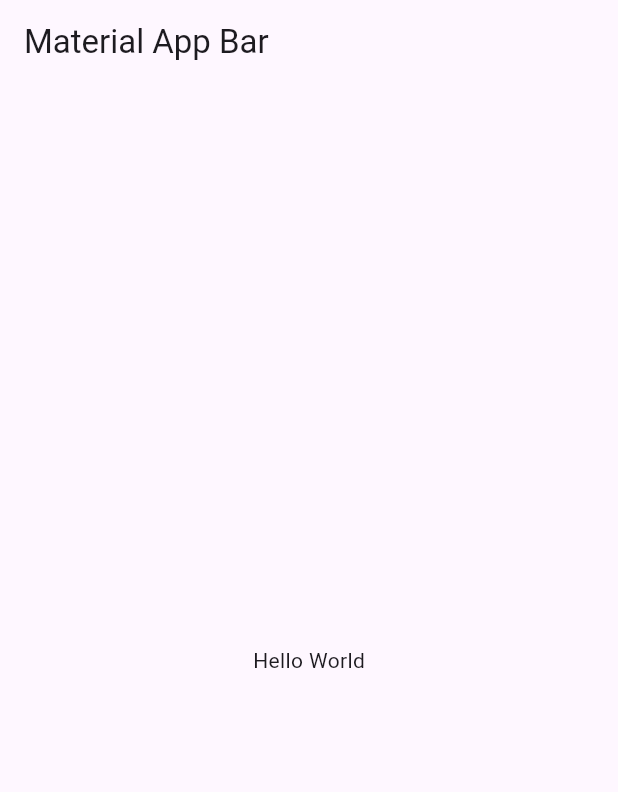
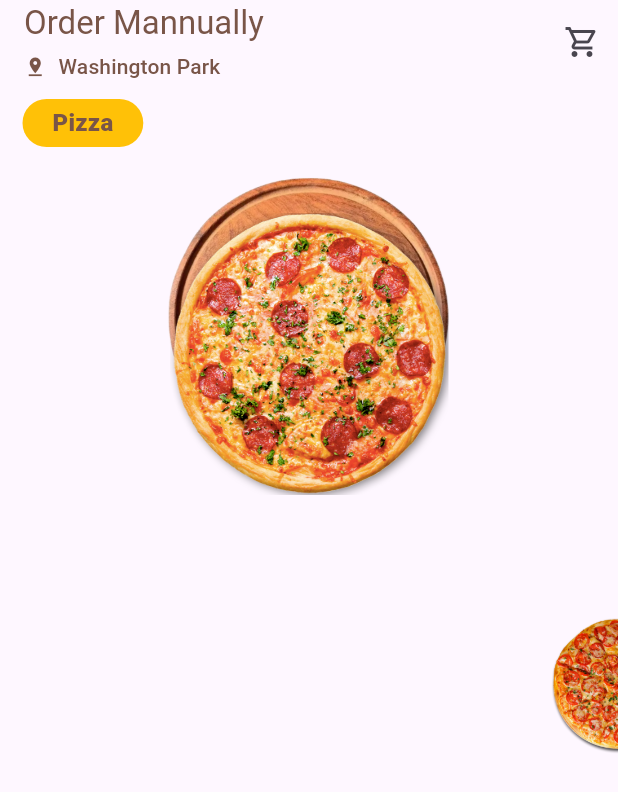
Before and after one commit to MatiasSalomon01/Pizza-App-Challenge, a Flutter app: the screen it shows after launch, on a phone screen of 412 x 824 dp. Shown: the top 792 px of the screen. Run offline on Flutter 3.47's test engine with Material 3 defaults, Android fonts, the phone set to English and light mode, and no system bars.

Commit message:
HomeScreen with carousel

```diff
--- a/lib/main.dart
+++ b/lib/main.dart
@@ -1,4 +1,5 @@
 import 'package:flutter/material.dart';
+import 'package:pizza_app_challenge/screens/home/home_screens.dart';
 
 void main() => runApp(const MyApp());
 
@@ -8,13 +9,14 @@ class MyApp extends StatelessWidget {
   @override
   Widget build(BuildContext context) {
     return MaterialApp(
-      title: 'Material App',
-      home: Scaffold(
-        appBar: AppBar(
-          title: const Text('Material App Bar'),
-        ),
-        body: const Center(
-          child: Text('Hello World'),
+      debugShowCheckedModeBanner: false,
+      title: 'Pizza App Challenge',
+      home: const HomeScreen(),
+      theme: ThemeData(
+        textTheme: const TextTheme(
+          titleLarge: TextStyle(color: Colors.brown),
+          titleMedium: TextStyle(color: Colors.brown),
+          titleSmall: TextStyle(color: Colors.brown),
         ),
       ),
     );
--- /dev/null
+++ b/lib/screens/home/home_screens.dart
@@ -0,0 +1,148 @@
+import 'package:flutter/material.dart';
+
+class HomeScreen extends StatefulWidget {
+  const HomeScreen({super.key});
+
+  @override
+  State<HomeScreen> createState() => _HomeScreenState();
+}
+
+class _HomeScreenState extends State<HomeScreen> {
+  late final PageController controller;
+  int currentIndex = 0;
+
+  @override
+  void initState() {
+    super.initState();
+    controller = PageController(viewportFraction: .5);
+  }
+
+  @override
+  void dispose() {
+    controller.dispose();
+    super.dispose();
+  }
+
+  @override
+  Widget build(BuildContext context) {
+    return Scaffold(
+      appBar: AppBar(
+        title: Column(
+          crossAxisAlignment: CrossAxisAlignment.start,
+          children: [
+            Text(
+              'Order Mannually',
+              style: Theme.of(context).textTheme.titleLarge,
+            ),
+            const SizedBox(height: 5),
+            Row(
+              children: [
+                const Icon(Icons.pin_drop, size: 15, color: Colors.brown),
+                const SizedBox(width: 8),
+                Text(
+                  'Washington Park',
+                  style: Theme.of(context).textTheme.titleSmall,
+                ),
+              ],
+            ),
+          ],
+        ),
+        actions: [
+          IconButton(
+            onPressed: () {},
+            icon: const Icon(Icons.shopping_cart_outlined),
+          )
+        ],
+      ),
+      body: Padding(
+        padding: const EdgeInsets.symmetric(vertical: 10),
+        child: Stack(
+          children: [
+            Positioned(
+              left: 0,
+              right: 0,
+              top: 50,
+              child: Image.asset(
+                "assets/dish.png",
+                height: 190,
+              ),
+            ),
+            Column(
+              crossAxisAlignment: CrossAxisAlignment.start,
+              children: [
+                Container(
+                  margin: const EdgeInsets.only(left: 15),
+                  padding:
+                      const EdgeInsets.symmetric(horizontal: 20, vertical: 4),
+                  decoration: BoxDecoration(
+                      color: Colors.amber,
+                      borderRadius: BorderRadius.circular(50)),
+                  child: Text(
+                    'Pizza',
+                    style: Theme.of(context)
+                        .textTheme
+                        .titleMedium
+                        ?.copyWith(fontWeight: FontWeight.w900),
+                  ),
+                ),
+                Expanded(
+                  child: PageView.builder(
+                    controller: controller,
+                    itemCount: 9,
+                    onPageChanged: (value) {
+                      setState(() => currentIndex = value);
+                    },
+                    itemBuilder: (context, index) {
+                      return AnimatedBuilder(
+                        animation: controller,
+                        builder: (context, child) {
+                          // Calcula la posición relativa de la página
+                          double value = 0.0;
+
+                          // Verifica si las dimensiones están disponibles
+                          if (controller.hasClients &&
+                              controller.position.hasPixels &&
+                              controller.position.hasContentDimensions) {
+                            value = controller.page! - index;
+                          } else {
+                            value = index.toDouble();
+                          }
+
+                          // Calcula el desplazamiento Y
+                          double verticalOffset =
+                              (1 - value.abs()).clamp(0.0, 1.0) * -220;
+
+                          return Transform.scale(
+                            scale: (1 - value.abs()).clamp(0.5, 3),
+                            child: Transform.translate(
+                              offset: Offset(0, verticalOffset),
+                              child: Transform.rotate(
+                                angle: value * 2 * 3.14159265359,
+                                child: child,
+                              ),
+                            ),
+                          );
+                        },
+                        child: Container(
+                          margin: const EdgeInsets.symmetric(horizontal: 10),
+                          decoration: BoxDecoration(
+                            // color: Colors.red,
+                            borderRadius: BorderRadius.circular(20),
+                            image: DecorationImage(
+                              image: AssetImage("assets/pizza-$index.png"),
+                              fit: BoxFit.contain,
+                            ),
+                          ),
+                        ),
+                      );
+                    },
+                  ),
+                ),
+              ],
+            ),
+          ],
+        ),
+      ),
+    );
+  }
+}
```
Also changed, not shown: assets/pizza-0.png, assets/pizza-1.png, assets/pizza-10.png (deleted), assets/pizza-2.png, assets/pizza-3.png, assets/pizza-4.png, 5 other files.
